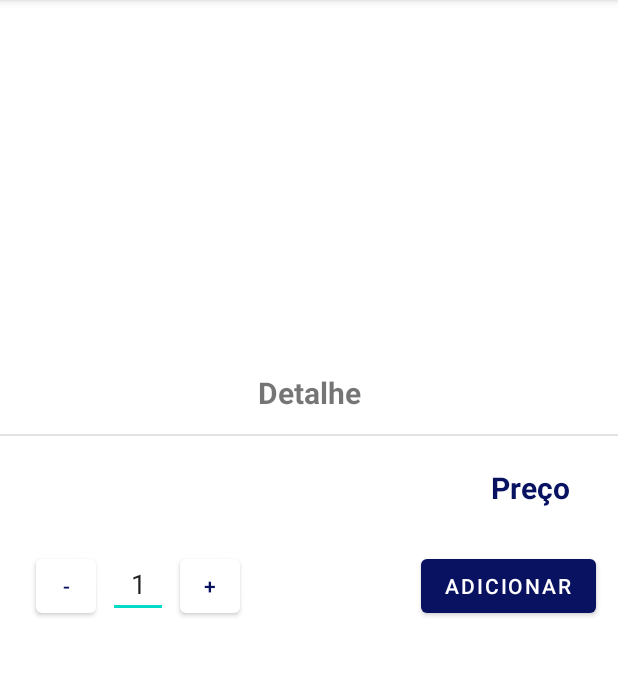
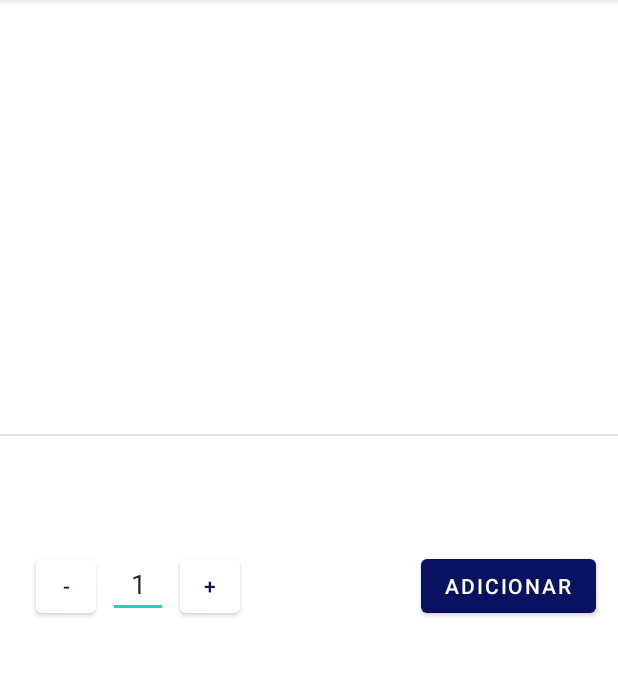
Before and after one commit to iagoluvizetto/MercadoApp, an Android app: the fragment DetalheFragment shown on its own in the app's theme, on a phone screen of 412 x 824 dp, the part 84-760 px from its top. Run offline under Robolectric (Android 15) with nearby library versions, the phone set to English and light mode, and no system bars; our stand-ins replace data binding; pictures from the network do not load; 1 statement that could not run was skipped.

```diff
--- a/app/build.gradle
+++ b/app/build.gradle
@@ -5,6 +5,10 @@ plugins {
 android {
     compileSdkVersion 30
     buildToolsVersion "30.0.3"
+
+    dataBinding {
+        enabled true
+    }
 
     defaultConfig {
         applicationId "com.projeto.mercadoapp"
--- a/app/src/main/AndroidManifest.xml
+++ b/app/src/main/AndroidManifest.xml
@@ -14,10 +14,11 @@
         android:usesCleartextTraffic="true">
         <activity android:name=".ui.perfil.CadastroActivity"></activity>
         <activity android:name=".ui.perfil.LoginActivity"></activity>
-        <activity android:name=".ui.inicial.SplashActivity"/>
+        <activity android:name=".ui.inicial.MainActivity"/>
+        <activity android:name=".ui.carrinho.PagamentoActivity" />
 
         <activity
-            android:name=".ui.inicial.MainActivity"
+            android:name=".ui.inicial.SplashActivity"
             android:label="@string/app_name">
             <intent-filter>
                 <action android:name="android.intent.action.MAIN" />
--- a/app/src/main/java/com/projeto/mercadoapp/adapter/ProdutoAdapter.java
+++ b/app/src/main/java/com/projeto/mercadoapp/adapter/ProdutoAdapter.java
@@ -11,6 +11,7 @@ import android.widget.ImageView;
 import android.widget.TextView;
 
 import androidx.annotation.NonNull;
+import androidx.cardview.widget.CardView;
 import androidx.fragment.app.FragmentActivity;
 import androidx.fragment.app.FragmentManager;
 import androidx.fragment.app.FragmentTransaction;
@@ -61,6 +62,7 @@ public class ProdutoAdapter extends RecyclerView.Adapter<ProdutoAdapter.ProdutoV
         textViewPreco.setText(produto.getPrecoStr());
         textView.setText(produto.getNome()+"");
         ImageView imageView = holder.viewProduto.findViewById(R.id.produtoImage);
+        CardView card = holder.viewProduto.findViewById(R.id.cv_produto);
         Glide.with(holder.itemView)
                 .load("https://" + produto.getImg())
                 //.load("https://homepages.cae.wisc.edu/~ece533/images/zelda.png")
@@ -71,7 +73,7 @@ public class ProdutoAdapter extends RecyclerView.Adapter<ProdutoAdapter.ProdutoV
 //        imageView.setMaxHeight(200);
 //        imageView.setMaxWidth(200);
 
-        imageView.setOnClickListener(new View.OnClickListener() {
+        card.setOnClickListener(new View.OnClickListener() {
             @Override
             public void onClick(View v) {
 
--- a/app/src/main/java/com/projeto/mercadoapp/ui/home/DetalheFragment.java
+++ b/app/src/main/java/com/projeto/mercadoapp/ui/home/DetalheFragment.java
@@ -14,6 +14,7 @@ import androidx.annotation.NonNull;
 import androidx.annotation.Nullable;
 
 import com.bumptech.glide.Glide;
+import com.projeto.mercadoapp.databinding.FragmentDetalheBinding;
 import com.projeto.mercadoapp.models.Carrinho;
 import com.projeto.mercadoapp.models.CarrinhoItem;
 import com.projeto.mercadoapp.ui.inicial.MainActivity;
@@ -54,65 +55,44 @@ public class DetalheFragment extends Fragment {
                              @Nullable ViewGroup container,
                              @Nullable Bundle savedInstanceState) {
 
-       View view = inflater.inflate(R.layout.fragment_detalhe, container, false);
+       FragmentDetalheBinding binding = FragmentDetalheBinding.inflate(inflater, container, false);
 
-        TextView tvNome = view.findViewById(R.id.txt_nome);
-        TextView tvPreco = view.findViewById(R.id.txt_preço);
-        ImageView imgProduto = view.findViewById(R.id.img_produto);
+        binding.setProduto(produto);
 
+        Glide.with(binding.imgProduto)
+                .load("https://" + produto.getImg())
+                .into(binding.imgProduto);
+        binding.imgProduto.setAdjustViewBounds(true);
 
-        tvPreco.setText(produto.getPrecoStr());
-        tvNome.setText(produto.getNome()+"");
-
-        Glide.with(imgProduto)
-                .load("https://" + produto.getImg())
-                //.error(R.drawable.ic_loading)
-                //.placeholder(R.drawable.ic_loading)
-                .into(imgProduto);
-        imgProduto.setAdjustViewBounds(true);
-
-       Button btMais = view.findViewById(R.id.btn_mais);
-       Button btMenos = view.findViewById(R.id.btn_menos);
-       EditText editeQtd = view.findViewById(R.id.edite_qtd);
-
-        Button btAdd = view.findViewById(R.id.btn_adicionar);
-
-        btAdd.setOnClickListener(new View.OnClickListener() {
+        binding.btnAdicionar.setOnClickListener(new View.OnClickListener() {
             public void onClick(View v) {
 
-                int qtd = Integer.valueOf(editeQtd.getText().toString());
-
+                int qtd = Integer.valueOf(binding.editQtd.getText().toString());
                 CarrinhoItem carrinhoItem = new CarrinhoItem(produto, qtd);
-
                 Carrinho carrinho = Carrinho.getInstancia();
                 carrinho.adicionar(carrinhoItem);
-
-
-
-
-
 
             }
         });
 
-        btMais.setOnClickListener(new View.OnClickListener() {
+        binding.btnMais.setOnClickListener(new View.OnClickListener() {
             public void onClick(View v) {
-               int valor = Integer.parseInt(editeQtd.getText().toString());
+               int valor = Integer.parseInt(binding.editQtd.getText().toString());
                valor = valor + 1;
-                editeQtd.setText("" + valor);
+                binding.editQtd.setText("" + valor);
             }
         });
 
-        btMenos.setOnClickListener(new View.OnClickListener() {
+        binding.btnMenos.setOnClickListener(new View.OnClickListener() {
             public void onClick(View v) {
-                int valor = Integer.parseInt(editeQtd.getText().toString());
+                int valor = Integer.parseInt(binding.editQtd.getText().toString());
                 if(valor > 1) {
                     valor = valor - 1;
-                    editeQtd.setText("" + valor);
+                    binding.editQtd.setText("" + valor);
                 }
             }
         });
-        return view;
+        return binding.getRoot();
 
     }
 }
--- a/app/src/main/java/com/projeto/mercadoapp/ui/inicial/SplashActivity.java
+++ b/app/src/main/java/com/projeto/mercadoapp/ui/inicial/SplashActivity.java
@@ -26,7 +26,7 @@ public class SplashActivity extends AppCompatActivity {
             public void run() {
                 abrirNewActivity();;
             }
-        }, 3000);
+        }, 2500);
     }
 
     private void abrirNewActivity(){
--- a/app/src/main/res/layout/fragment_detalhe.xml
+++ b/app/src/main/res/layout/fragment_detalhe.xml
@@ -1,6 +1,12 @@
 <?xml version="1.0" encoding="utf-8"?>
-<androidx.constraintlayout.widget.ConstraintLayout xmlns:android="http://schemas.android.com/apk/res/android"
-    xmlns:app="http://schemas.android.com/apk/res-auto"
+<layout xmlns:android="http://schemas.android.com/apk/res/android"
+    xmlns:app="http://schemas.android.com/apk/res-auto">
+    <data>
+        <variable
+            name="produto"
+            type="com.projeto.mercadoapp.models.Produto" />
+    </data>
+<androidx.constraintlayout.widget.ConstraintLayout
     xmlns:tools="http://schemas.android.com/tools"
     android:id="@+id/nestedScrollView"
     android:layout_width="match_parent"
@@ -23,7 +29,7 @@
         android:layout_marginStart="32dp"
         android:layout_marginTop="24dp"
         android:layout_marginEnd="32dp"
-        android:text="Detalhe"
+        android:text="@{produto.nome}"
         android:textSize="20sp"
         android:textStyle="bold"
         app:layout_constraintEnd_toEndOf="parent"
@@ -46,7 +52,7 @@
         android:layout_height="wrap_content"
         android:layout_marginTop="36dp"
         android:layout_marginEnd="32dp"
-        android:text="Preço"
+        android:text="@{produto.precoStr}"
         android:textColor="@color/blue"
         android:textSize="20sp"
         android:textStyle="bold"
@@ -85,11 +91,11 @@
         android:text="+"
         android:textColor="@color/blue"
         app:backgroundTint="#FFFFFF"
-        app:layout_constraintStart_toEndOf="@+id/edite_qtd"
+        app:layout_constraintStart_toEndOf="@+id/edit_qtd"
         app:layout_constraintTop_toBottomOf="@+id/txt_preço" />
 
     <EditText
-        android:id="@+id/edite_qtd"
+        android:id="@+id/edit_qtd"
         android:layout_width="40dp"
         android:layout_height="wrap_content"
         android:layout_marginStart="8dp"
@@ -104,3 +110,4 @@
 
 
 </androidx.constraintlayout.widget.ConstraintLayout>
+</layout>
```
Also changed, not shown: app/src/main/res/layout/item_carrinho2.xml (deleted, +0 -85 lines), app/src/main/res/layout/item_produto.xml (+8 -27 lines).
